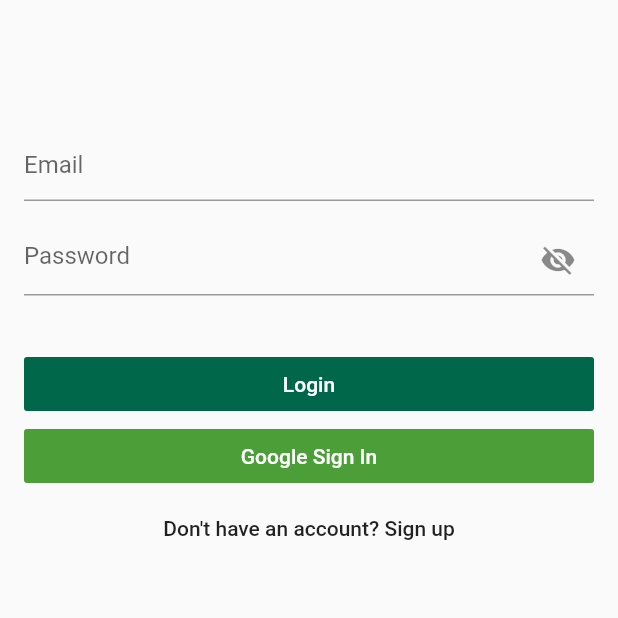
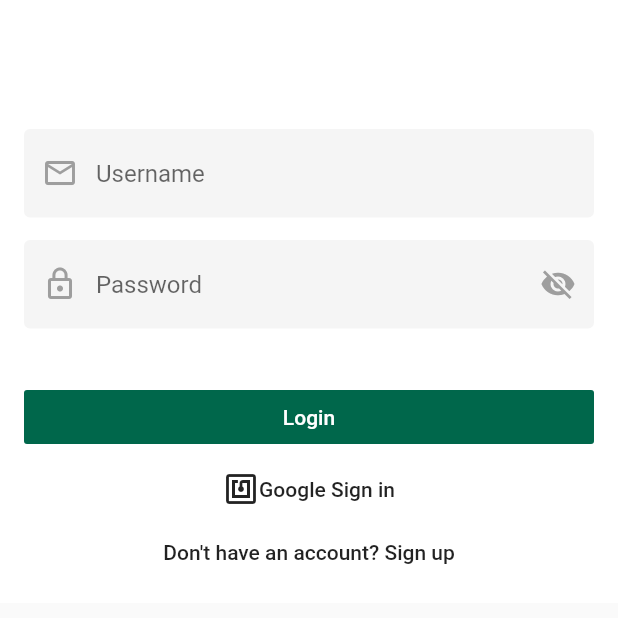
Before and after one commit to baileysp/humanaty, a Flutter app: the screen it shows after launch, on a phone screen of 412 x 824 dp, the top half of it. Run offline on Flutter 3.47's test engine with Material 2 defaults, Android fonts, the phone set to English and light mode, and no system bars; our stand-ins replace firebase_auth; accounts and stored records are empty.

Commit message:
login and registration work

```diff
--- a/lib/common/design.dart
+++ b/lib/common/design.dart
@@ -2,7 +2,7 @@
 
 class Pallete {
   ///Example color palette, delete when we have ours
-  static Color humanGreen = Color(0xFF00674B);
+  static const Color humanGreen = Color(0xFF00674B);
   static Color humanGreenLight = Color(0xFF4C9F38);
 
   static Color light1 = Color(0xFF387F3F);
--- /dev/null
+++ b/lib/common/widgets/constants.dart
@@ -0,0 +1,13 @@
+import 'package:flutter/material.dart';
+import 'package:humanaty/common/design.dart';
+
+const textInputDecoration = InputDecoration(
+  filled: true,
+  //fillColor: Colors.grey,
+  enabledBorder: OutlineInputBorder(
+    borderSide: BorderSide(color: Colors.transparent, width: 2.0)
+  ),
+  focusedBorder: OutlineInputBorder(
+    borderSide: BorderSide(color: Pallete.humanGreen, width: 2.0)
+  )
+);
--- a/lib/main.dart
+++ b/lib/main.dart
@@ -1,8 +1,13 @@
 import 'package:flutter/material.dart';
+import 'package:humanaty/models/user.dart';
+import 'package:humanaty/services/auth.dart';
+import 'package:provider/provider.dart';
 import 'package:humanaty/common/design.dart';
 import 'package:humanaty/routes/_router.dart';
 
 void main() => runApp(Main());
+
+//return StreamProvider<User>.value
 
 class Main extends StatelessWidget {
   @override
@@ -10,22 +15,12 @@
     return MaterialApp(
       debugShowCheckedModeBanner: false,
       title: "Humanaty",
-      theme: ThemeData(
-        //primaryColor:
-      ),
 
-
-
-
-
-      /*
-      TODO:
-      Check to see if there is an account logged in to decide whether to navigate to
-      Home or Login
-      */
+      //home:  ,
       initialRoute: '/login',
       routes: {
-        '/': (context) => Home(),
+        //'/' : (context) => ,
+        '/home': (context) => Home(),
         '/login': (context) => LoginPage(),
         '/map': (context) => Map(),
         '/settings': (context) => Settings(),
--- a/lib/routes/login/login.dart
+++ b/lib/routes/login/login.dart
@@ -1,5 +1,6 @@
 import 'package:flutter/material.dart';
 import 'package:humanaty/common/design.dart';
+import 'package:humanaty/common/widgets/constants.dart';
 
 class LoginPage extends StatefulWidget {
   LoginPage({Key key}) : super(key: key);
@@ -23,13 +24,14 @@
   Widget build(BuildContext context){
     return new Scaffold(
       body: Container(
+        color: Colors.white,
         child: loginForm()
       )
     );
   }
 
   Widget loginForm(){
-    return Container(
+    return Padding(
       padding: EdgeInsets.all(16.0),
       child: Form(
         key: _signInFormKey,
@@ -52,8 +54,9 @@
       padding: const EdgeInsets.fromLTRB(0, 70, 0, 0),
       child: TextFormField(
         keyboardType: TextInputType.emailAddress,
-        decoration: InputDecoration(
-         hintText: "Email"
+        decoration: textInputDecoration.copyWith(
+          hintText: "Username",
+          prefixIcon: Icon(Icons.mail_outline, color: Colors.grey)
         )
       )
     );
@@ -64,10 +67,12 @@
       padding: const EdgeInsets.fromLTRB(0, 15, 0, 0),
       child: TextFormField(
         obscureText: _passwordObscured,
-        decoration: InputDecoration(
+        decoration: textInputDecoration.copyWith(
           hintText: "Password",
+          prefixIcon: Icon(Icons.lock_outline, color: Colors.grey),
           suffixIcon: IconButton(
             icon: Icon(_passwordObscured? Icons.visibility_off : Icons.visibility),
+            color: Colors.grey,
             onPressed:(){
               setState(() {
                 _passwordObscured = !_passwordObscured;
@@ -97,18 +102,21 @@
     );
   }
 
+
   Widget googleSignIn(){
     return Padding(
       padding: EdgeInsets.fromLTRB(0, 0, 0, 0),
       child: FlatButton(
-        color: Pallete.humanGreenLight,
+        child: Row(
+          mainAxisAlignment: MainAxisAlignment.center,
+          children: <Widget>[
+            Icon(Icons.nfc),
+            Text("Google Sign in")
+          ],
+        ),
         onPressed: (){
-          //move to forgot password page
-        },
-        child: Text(
-          "Google Sign In",
-          style: TextStyle(color: Colors.white)
-        )
+
+        }
       )
     );
   }
@@ -117,6 +125,7 @@
     return Padding(
       padding: EdgeInsets.fromLTRB(0, 0, 0, 0),
       child: FlatButton(
+        materialTapTargetSize: MaterialTapTargetSize.shrinkWrap,
         onPressed: (){
           Navigator.pushNamed(context, '/registration');
         },
--- a/pubspec.yaml
+++ b/pubspec.yaml
@@ -32,6 +32,8 @@
 
   # Add the dependecies for Google SignIn, necessary for firebaseAuth plugin
   google_sign_in: ^4.1.1
+
+  provider: ^4.0.2
 
 dev_dependencies:
   flutter_test:
```
Also changed, not shown: lib/models/user.dart (added, +7 -0 lines), lib/routes/register/register.dart (+25 -13 lines), lib/services/auth.dart (+21 -3 lines), pubspec.lock.
